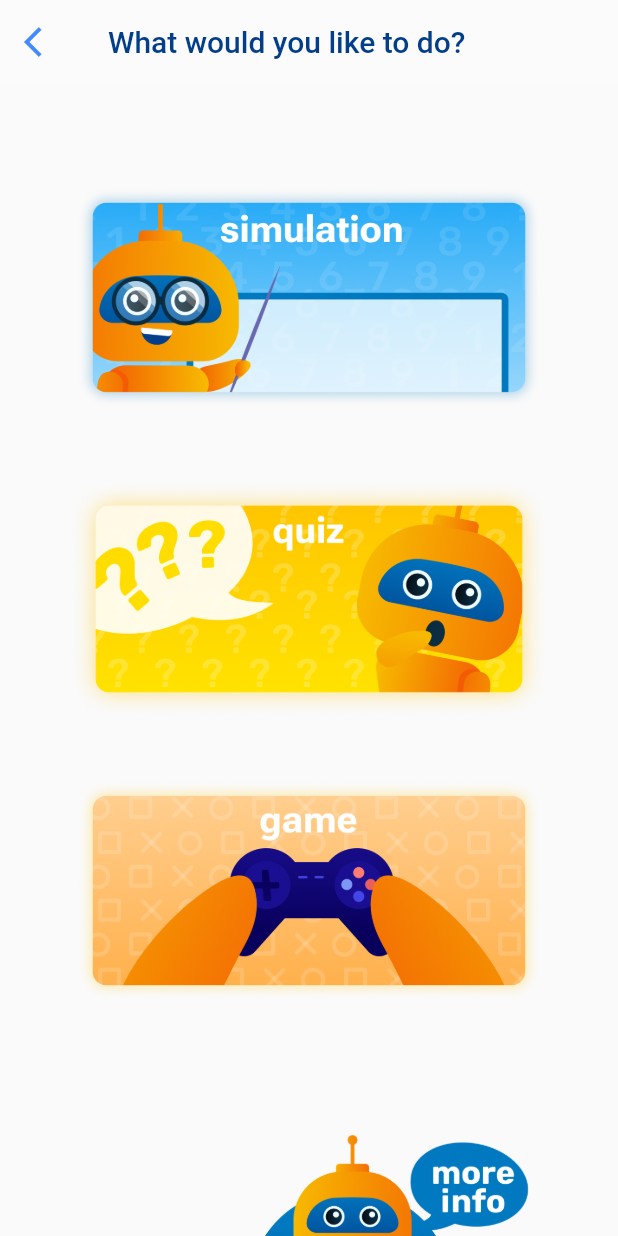
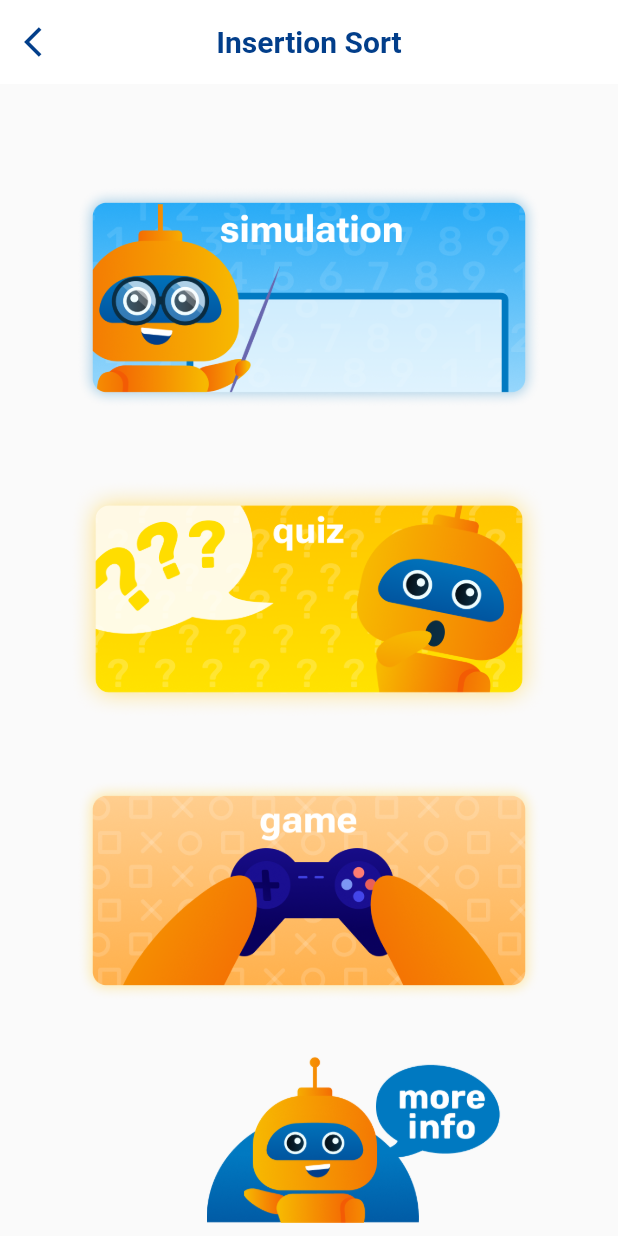
Before and after one commit to shaked-arel/algoland_main, a Flutter app: the InsertionSortTransition screen opened directly, on a phone screen of 412 x 824 dp. Run offline on Flutter 3.47's test engine with Material 2 defaults, Android fonts, the phone set to English and light mode, and no system bars; our stand-ins replace after_layout, animated_splash_screen, animated_text_kit, firebase_auth, firebase_core, firebase_database and 4 more; missing offline and left inert: flutterfire_ui, popup_card; accounts and stored records are empty; Roboto replaces fonts that are missing (Calibri).

Commit message:
Add files via upload

```diff
--- a/lib/InsertionSortTransition.dart
+++ b/lib/InsertionSortTransition.dart
@@ -2,7 +2,7 @@ import 'package:binarysearch/config/palette.dart';
 import 'package:binarysearch/quizInsertionSort.dart';
 import 'package:flutter/cupertino.dart';
 import 'package:flutter/material.dart';
-import 'package:popup_card/popup_card.dart';
+import 'package:google_fonts/google_fonts.dart';
 import 'InsertionSortGame.dart';
 import 'InsertionSortSimulation.dart';
 
@@ -10,20 +10,21 @@ class InsertionSortTransition extends StatelessWidget {
   @override
   Widget build(BuildContext context) => Scaffold(
         appBar: AppBar(
-      backgroundColor: Colors.white12,
           elevation: 0,
-      title: Text(
-        'What would you like to do?',
-        style: TextStyle(
-            color: Palette.darkBlue2, fontSize: 20, fontFamily: 'Calibri'),
-      ),
+          title: Text('Insertion Sort',
+              style: GoogleFonts.robotoFlex(
+                  color: Palette.darkBlue2, fontWeight: FontWeight.bold)),
+          centerTitle: true,
           leading: IconButton(
             icon: Icon(Icons.arrow_back_ios),
-        color: Colors.blueAccent,
+            color: Palette.darkBlue2,
             onPressed: () {
               Navigator.pop(context);
             },
           ),
+          backgroundColor: Colors.white,
+          // appbar color.
+          foregroundColor: Palette.darkBlue2, // appbar text color.
         ),
         body: const Center(),
         floatingActionButtonLocation: FloatingActionButtonLocation.centerFloat,
@@ -31,34 +32,63 @@ class InsertionSortTransition extends StatelessWidget {
           fit: StackFit.expand,
           children: [
             Align(
-          alignment: const Alignment(0.5, 1.15), // top left
+              alignment: const Alignment(0.3, 1.02),
+              child: RawMaterialButton(
+                shape: const ContinuousRectangleBorder(
+                  borderRadius: const BorderRadius.only(),
+                ),
+                child: Image.asset('assets/popup.png', width: 200,),
+                onPressed: () {
+                  showDialog(
+                      context: context,
+                      builder: (context) => AlertDialog(
+                        backgroundColor: Color(0xfbfbfbfb),
+                        title: Text('Insertion Sort algorithm', style: GoogleFonts.robotoFlex(color: Palette.orange, fontWeight: FontWeight.bold),),
+                        content:
+                        Container(
+                            width: 200,
+                            height: 295,
+                            child: Column(
+                              children: <Widget>[
+                                Text('In an insertion sort, each element in the array is checked with the'
+                                    ' previous elements. '
+                                    'The sorting algorithm removes one element at a time and finds'
+                                    ' the appropriate location within the sorted array, and inserts it there.', style: GoogleFonts.robotoFlex(fontSize: 18),),
+                                SizedBox(height: 13,),
+                                Align(alignment: Alignment.bottomCenter,
+                                  child: Image.asset(
+                                      "assets/dialog.png"),),
+                              ],
+                            )
+                        ),
+                      ));
+                },
+              ),
               // child: Material(
               //     elevation: 0,
               //     child: Image.asset('assets/popup.png', width: 190)),
-          child: PopupItemLauncher(
-            tag: 'test',
-            child: Align(
-              alignment: const Alignment(0.5, 1.15), // top left
-              child: Material(
-                  elevation: 0,
-                  child: Image.asset('assets/popup.png', width: 190)),
+              // child: PopupItemLauncher(
+              //   tag: 'test',
+              //   child: Align(
+              //     alignment: const Alignment(0.5, 1.15), // top left
+              //     child: Material(
+              //         elevation: 0,
+              //         child: Image.asset('assets/popup1.png', width: 200)),
+              //   ),
+              //   popUp: PopUpItem(
+              //     padding: EdgeInsets.all(8),
+              //     color: Colors.white,
+              //     shape: RoundedRectangleBorder(
+              //         borderRadius: BorderRadius.circular(32)),
+              //     elevation: 2,
+              //     tag: 'test',
+              //     child: PopUpItemBody(),
+              //     //PopUpItemBody(),
+              //   ),
+              // ),
             ),
-            popUp: PopUpItem(
-              padding: EdgeInsets.all(8),
-              color: Colors.white,
-              shape:
-              RoundedRectangleBorder(borderRadius: BorderRadius.circular(32)),
-              elevation: 2,
-              tag: 'test',
-              child: PopUpItemBody(),
-              //PopUpItemBody(),
-            ),
-          ),
-        ),
-
-
             Align(
-          alignment: const Alignment(0,-0.6), // top left
+              alignment: const Alignment(0, -0.6), // top left
               child: Container(
                 // margin: const EdgeInsets.all(5.0),
                 width: 310.0,
@@ -78,7 +108,6 @@ class InsertionSortTransition extends StatelessWidget {
                 ),
               ),
             ),
-
             Align(
               alignment: const Alignment(0, 0.01), // top left
               child: Container(
@@ -112,7 +141,8 @@ class InsertionSortTransition extends StatelessWidget {
                     borderRadius: const BorderRadius.only(),
                   ),
                   child: Image.asset('assets/game.png'),
-              onPressed: () {Navigator.push(
+                  onPressed: () {
+                    Navigator.push(
                         context,
                         new MaterialPageRoute(
                             builder: (context) => TodoScreen(
@@ -133,7 +163,6 @@ class InsertionSortTransition extends StatelessWidget {
       );
 }
 
-
 class PopUpItemBody extends StatelessWidget {
   const PopUpItemBody({
     Key? key,
@@ -145,13 +174,10 @@ class PopUpItemBody extends StatelessWidget {
       child: Column(
         mainAxisSize: MainAxisSize.min,
         children: [
-          // const Divider(
-          //   color: Colors.white,
-          //   thickness: 0.2,
-          // ),
           const TextField(
             decoration: InputDecoration(
-              hintText:'In an insertion sort, each element in the array is checked with the'
+              hintText:
+                  'In an insertion sort, each element in the array is checked with the'
                   ' previous elements. '
                   'With each iteration, the sorting algorithm removes one element at a time and finds'
                   ' the appropriate location within the sorted array and inserts it there.',
```
Also changed, not shown: lib/BinarySearchSimulation.dart (+12 -10 lines), lib/BinarySearchTransition.dart (+36 -80 lines), lib/BubbleSortSimulation.dart (+9 -5 lines), lib/BubbleSortTransition.dart (+38 -66 lines), lib/InsertionSortSimulation.dart (+10 -6 lines). Lines whose indentation alone changed are shown as unchanged.
